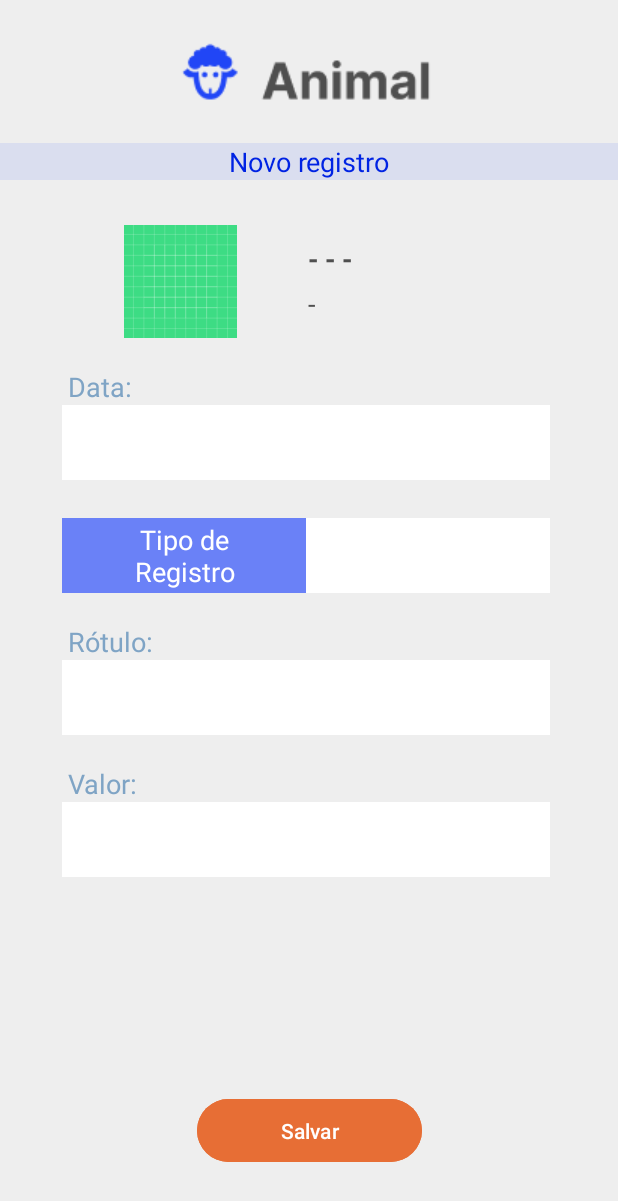
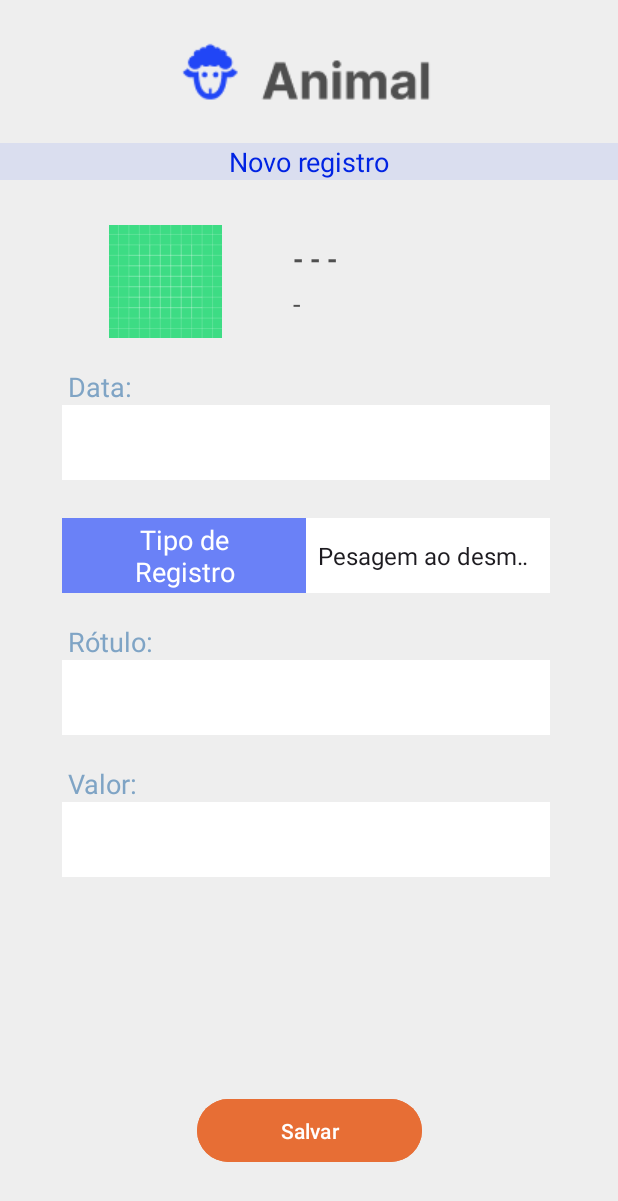
Before and after one commit to Luis098765/RumimWeb, an Android app: the NovoRegistro screen opened directly, with no data from a screen before it, on a phone screen of 412 x 824 dp. Shown: the top 1201 px of the screen. Run offline under Robolectric (Android 15) with nearby library versions, the phone set to English and light mode, and no system bars; our stand-ins replace Firebase (no records; nobody signed in at launch, a user with empty details on screens opened directly); plain views replace MaskEditText; 1 statement that could not run was skipped.

Commit message:
Tela de registro mostrando informações

```diff
--- a/app/src/main/java/com/example/teste/NovoRegistro.kt
+++ b/app/src/main/java/com/example/teste/NovoRegistro.kt
@@ -2,10 +2,58 @@ package com.example.teste
 
 import androidx.appcompat.app.AppCompatActivity
 import android.os.Bundle
+import android.widget.ArrayAdapter
+import android.widget.Spinner
+import com.example.teste.databinding.ActivityNovoRegistroBinding
+import com.example.teste.databinding.ActivityPerfilAnimalBinding
+import com.example.teste.databinding.ActivityRebanhoBinding
+import com.google.firebase.auth.FirebaseAuth
+import com.google.firebase.firestore.FirebaseFirestore
+import com.google.firebase.storage.FirebaseStorage
 
 class NovoRegistro : AppCompatActivity() {
+    private lateinit var auth: FirebaseAuth
+    private lateinit var binding: ActivityNovoRegistroBinding
+    private val db = FirebaseFirestore.getInstance()
+    private val storage: FirebaseStorage = FirebaseStorage.getInstance()
     override fun onCreate(savedInstanceState: Bundle?) {
         super.onCreate(savedInstanceState)
         setContentView(R.layout.activity_novo_registro)
+        binding = ActivityNovoRegistroBinding.inflate(layoutInflater)
+        setContentView(binding?.root)
+
+        auth = FirebaseAuth.getInstance()
+
+        preencherCampos()
     }
+
+    private fun preencherCampos () {
+        val user = auth.currentUser
+        val email = user?.email.toString()
+        lateinit var nomePropriedade: String
+        val intent = intent
+        val documentId = intent.getStringExtra("documentId").toString()
+
+        db.collection("Usuarios").document(email).collection("Propriedades").get().addOnSuccessListener { querySnapshot ->
+            if (!querySnapshot.isEmpty) {
+                nomePropriedade = querySnapshot.documents[0].id
+
+                db.collection("Usuarios").document(email).collection("Propriedades").document(nomePropriedade).collection("Animais").document(documentId).addSnapshotListener { documento, error ->
+                    if (documento?.exists() == true) {
+                        binding?.textViewSexoData?.text = "${documento.getString("Sexo")} - ${documento.getString("Data de nascimento")}"
+                        binding?.textViewNumero?.text = documentId
+                    }
+                }
+            }
+        }
+
+        val spinner = findViewById<Spinner>(R.id.spinnerTipoRegistro)
+        spinner.prompt = ""
+        val opcoesSpinner = arrayOf("Pesagem ao desmame", "Pesagem", "Vacina", "Alterar Status", "Observação")
+        val spinnerAdapter = ArrayAdapter(this, android.R.layout.simple_spinner_item, opcoesSpinner)
+        spinnerAdapter.setDropDownViewResource(android.R.layout.simple_spinner_dropdown_item)
+        spinner.adapter = spinnerAdapter
+    }
+
+
 }
--- a/app/src/main/java/com/example/teste/PerfilAnimal.kt
+++ b/app/src/main/java/com/example/teste/PerfilAnimal.kt
@@ -29,7 +29,10 @@ class PerfilAnimal : AppCompatActivity() {
         preencherInformacoesAnimal()
 
         binding?.btNovoRegistro?.setOnClickListener {
+            val documentId = intent.getStringExtra("documentId").toString()
+
             val navegarTelaNovoRegistro = Intent(this, NovoRegistro::class.java)
+            navegarTelaNovoRegistro.putExtra("documentId", documentId)
             startActivity(navegarTelaNovoRegistro)
         }
     }
--- a/app/src/main/java/com/example/teste/Rebanho.kt
+++ b/app/src/main/java/com/example/teste/Rebanho.kt
@@ -28,8 +28,6 @@ class Rebanho : AppCompatActivity(), AdapterAnimais.OnItemClickListener {
         auth = FirebaseAuth.getInstance()
 
         initRecyclerView()
-
-
     }
 
     override fun onItemClick(documentId: String) {
--- a/app/src/main/res/layout/activity_novo_registro.xml
+++ b/app/src/main/res/layout/activity_novo_registro.xml
@@ -37,7 +37,7 @@
         android:layout_width="150dp"
         android:layout_height="75dp"
         android:layout_marginTop="30dp"
-        android:layout_marginStart="45dp"
+        android:layout_marginStart="35dp"
         app:layout_constraintStart_toStartOf="parent"
         app:layout_constraintTop_toBottomOf="@+id/textViewNovoRegistro"
         app:srcCompat="@drawable/ic_launcher_background" />
```
